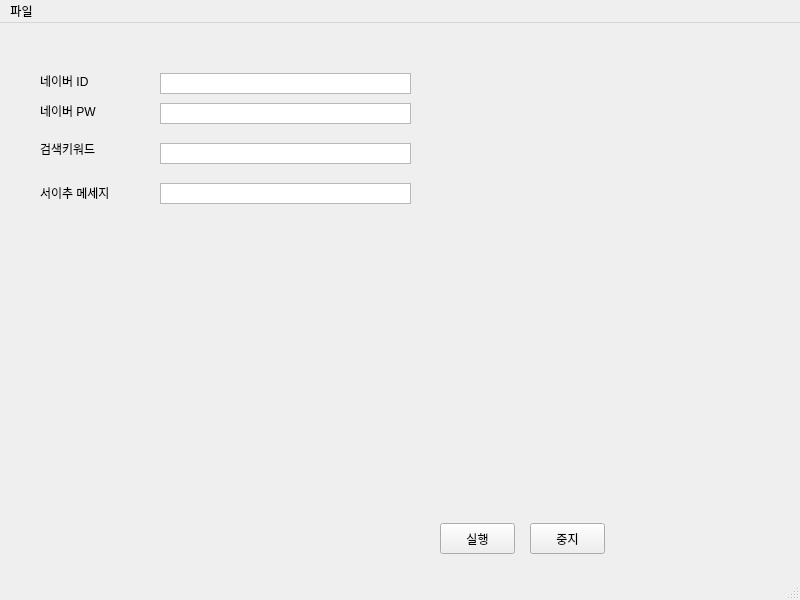
55wind/blog-manager, file TestUi.ui: the form before one commit.
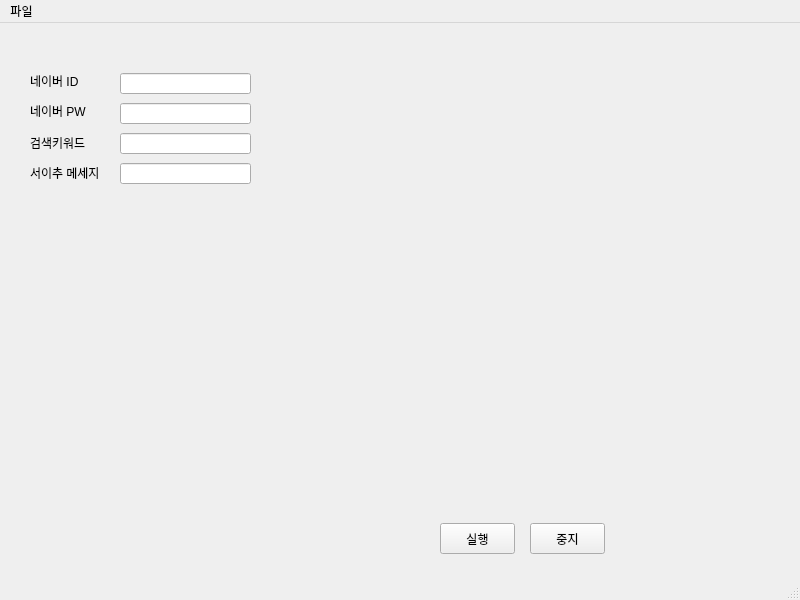
The form after the commit.

Diff of the .ui file:
```diff
--- a/TestUi.ui
+++ b/TestUi.ui
@@ -2,6 +2,14 @@
 <ui version="4.0">
  <class>mainWindow</class>
  <widget class="QMainWindow" name="mainWindow">
+  <property name="geometry">
+   <rect>
+    <x>0</x>
+    <y>0</y>
+    <width>800</width>
+    <height>600</height>
+   </rect>
+  </property>
   <property name="minimumSize">
    <size>
     <width>800</width>
@@ -18,32 +26,6 @@
    <string>heway_proto</string>
   </property>
   <widget class="QWidget" name="centralwidget">
-   <widget class="QTextEdit" name="username_text">
-    <property name="geometry">
-     <rect>
-      <x>160</x>
-      <y>50</y>
-      <width>251</width>
-      <height>21</height>
-     </rect>
-    </property>
-    <property name="acceptDrops">
-     <bool>true</bool>
-    </property>
-    <property name="verticalScrollBarPolicy">
-     <enum>Qt::ScrollBarAlwaysOff</enum>
-    </property>
-    <property name="horizontalScrollBarPolicy">
-     <enum>Qt::ScrollBarAsNeeded</enum>
-    </property>
-    <property name="html">
-     <string>&lt;!DOCTYPE HTML PUBLIC &quot;-//W3C//DTD HTML 4.0//EN&quot; &quot;http://www.w3.org/TR/REC-html40/strict.dtd&quot;&gt;
-&lt;html&gt;&lt;head&gt;&lt;meta name=&quot;qrichtext&quot; content=&quot;1&quot; /&gt;&lt;style type=&quot;text/css&quot;&gt;
-p, li { white-space: pre-wrap; }
-&lt;/style&gt;&lt;/head&gt;&lt;body style=&quot; font-family:'Gulim'; font-size:9pt; font-weight:400; font-style:normal;&quot;&gt;
-&lt;p style=&quot;-qt-paragraph-type:empty; margin-top:0px; margin-bottom:0px; margin-left:0px; margin-right:0px; -qt-block-indent:0; text-indent:0px;&quot;&gt;&lt;br /&gt;&lt;/p&gt;&lt;/body&gt;&lt;/html&gt;</string>
-    </property>
-   </widget>
    <widget class="QPushButton" name="run_button">
     <property name="geometry">
      <rect>
@@ -73,7 +55,7 @@
    <widget class="QLabel" name="username_label">
     <property name="geometry">
      <rect>
-      <x>40</x>
+      <x>30</x>
       <y>50</y>
       <width>71</width>
       <height>16</height>
@@ -86,7 +68,7 @@
    <widget class="QLabel" name="password_label">
     <property name="geometry">
      <rect>
-      <x>40</x>
+      <x>30</x>
       <y>80</y>
       <width>71</width>
       <height>16</height>
@@ -96,31 +78,11 @@
      <string>네이버 PW</string>
     </property>
    </widget>
-   <widget class="QTextEdit" name="password_text">
-    <property name="geometry">
-     <rect>
-      <x>160</x>
-      <y>80</y>
-      <width>251</width>
-      <height>21</height>
-     </rect>
-    </property>
-    <property name="verticalScrollBarPolicy">
-     <enum>Qt::ScrollBarAlwaysOff</enum>
-    </property>
-    <property name="html">
-     <string>&lt;!DOCTYPE HTML PUBLIC &quot;-//W3C//DTD HTML 4.0//EN&quot; &quot;http://www.w3.org/TR/REC-html40/strict.dtd&quot;&gt;
-&lt;html&gt;&lt;head&gt;&lt;meta name=&quot;qrichtext&quot; content=&quot;1&quot; /&gt;&lt;style type=&quot;text/css&quot;&gt;
-p, li { white-space: pre-wrap; }
-&lt;/style&gt;&lt;/head&gt;&lt;body style=&quot; font-family:'Gulim'; font-size:9pt; font-weight:400; font-style:normal;&quot;&gt;
-&lt;p style=&quot;-qt-paragraph-type:empty; margin-top:0px; margin-bottom:0px; margin-left:0px; margin-right:0px; -qt-block-indent:0; text-indent:0px;&quot;&gt;&lt;br /&gt;&lt;/p&gt;&lt;/body&gt;&lt;/html&gt;</string>
-    </property>
-   </widget>
    <widget class="QLabel" name="search_keyword_label">
     <property name="geometry">
      <rect>
-      <x>40</x>
-      <y>116</y>
+      <x>30</x>
+      <y>110</y>
       <width>71</width>
       <height>20</height>
      </rect>
@@ -129,31 +91,11 @@
      <string>검색키워드</string>
     </property>
    </widget>
-   <widget class="QTextEdit" name="search_keyword_text">
-    <property name="geometry">
-     <rect>
-      <x>160</x>
-      <y>120</y>
-      <width>251</width>
-      <height>21</height>
-     </rect>
-    </property>
-    <property name="verticalScrollBarPolicy">
-     <enum>Qt::ScrollBarAlwaysOff</enum>
-    </property>
-    <property name="html">
-     <string>&lt;!DOCTYPE HTML PUBLIC &quot;-//W3C//DTD HTML 4.0//EN&quot; &quot;http://www.w3.org/TR/REC-html40/strict.dtd&quot;&gt;
-&lt;html&gt;&lt;head&gt;&lt;meta name=&quot;qrichtext&quot; content=&quot;1&quot; /&gt;&lt;style type=&quot;text/css&quot;&gt;
-p, li { white-space: pre-wrap; }
-&lt;/style&gt;&lt;/head&gt;&lt;body style=&quot; font-family:'Gulim'; font-size:9pt; font-weight:400; font-style:normal;&quot;&gt;
-&lt;p style=&quot;-qt-paragraph-type:empty; margin-top:0px; margin-bottom:0px; margin-left:0px; margin-right:0px; -qt-block-indent:0; text-indent:0px;&quot;&gt;&lt;br /&gt;&lt;/p&gt;&lt;/body&gt;&lt;/html&gt;</string>
-    </property>
-   </widget>
    <widget class="QLabel" name="neighbor_request_message_labe">
     <property name="geometry">
      <rect>
-      <x>40</x>
-      <y>160</y>
+      <x>30</x>
+      <y>140</y>
       <width>81</width>
       <height>20</height>
      </rect>
@@ -162,24 +104,44 @@
      <string>서이추 메세지</string>
     </property>
    </widget>
-   <widget class="QTextEdit" name="neighbor_request_message_text">
+   <widget class="QLineEdit" name="username_text">
     <property name="geometry">
      <rect>
-      <x>160</x>
-      <y>160</y>
-      <width>251</width>
+      <x>120</x>
+      <y>50</y>
+      <width>131</width>
       <height>21</height>
      </rect>
     </property>
-    <property name="verticalScrollBarPolicy">
-     <enum>Qt::ScrollBarAlwaysOff</enum>
+   </widget>
+   <widget class="QLineEdit" name="password_text">
+    <property name="geometry">
+     <rect>
+      <x>120</x>
+      <y>80</y>
+      <width>131</width>
+      <height>21</height>
+     </rect>
     </property>
-    <property name="html">
-     <string>&lt;!DOCTYPE HTML PUBLIC &quot;-//W3C//DTD HTML 4.0//EN&quot; &quot;http://www.w3.org/TR/REC-html40/strict.dtd&quot;&gt;
-&lt;html&gt;&lt;head&gt;&lt;meta name=&quot;qrichtext&quot; content=&quot;1&quot; /&gt;&lt;style type=&quot;text/css&quot;&gt;
-p, li { white-space: pre-wrap; }
-&lt;/style&gt;&lt;/head&gt;&lt;body style=&quot; font-family:'Gulim'; font-size:9pt; font-weight:400; font-style:normal;&quot;&gt;
-&lt;p style=&quot;-qt-paragraph-type:empty; margin-top:0px; margin-bottom:0px; margin-left:0px; margin-right:0px; -qt-block-indent:0; text-indent:0px;&quot;&gt;&lt;br /&gt;&lt;/p&gt;&lt;/body&gt;&lt;/html&gt;</string>
+   </widget>
+   <widget class="QLineEdit" name="search_keyword_text">
+    <property name="geometry">
+     <rect>
+      <x>120</x>
+      <y>110</y>
+      <width>131</width>
+      <height>21</height>
+     </rect>
+    </property>
+   </widget>
+   <widget class="QLineEdit" name="neighbor_request_message_text">
+    <property name="geometry">
+     <rect>
+      <x>120</x>
+      <y>140</y>
+      <width>131</width>
+      <height>21</height>
+     </rect>
     </property>
    </widget>
   </widget>
```
Left out of the diff: 6 changed lines with no effect on the pictures.
